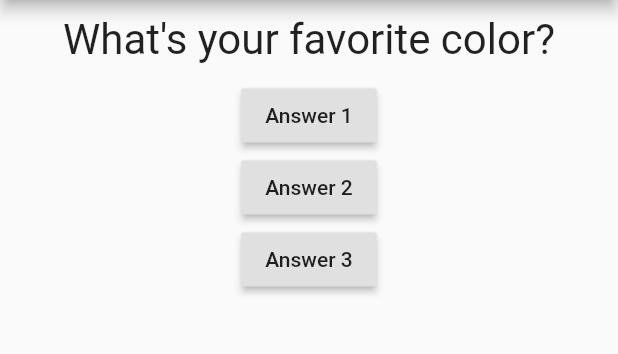
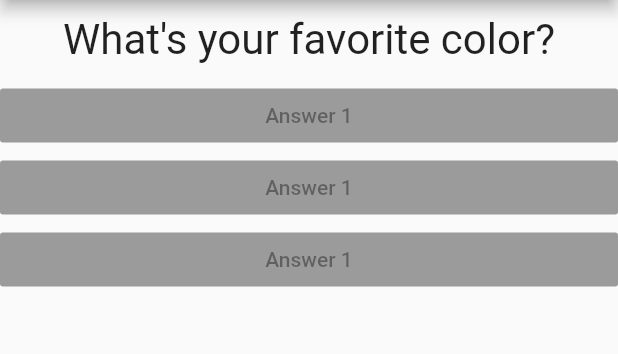
Before and after one commit to JafarSadikGhub/FlutterDevelopment, a Flutter app: the screen it shows after launch, on a phone screen of 412 x 824 dp, the part 84-438 px from its top. Run offline on Flutter 3.47's test engine with Material 2 defaults, Android fonts, the phone set to English and light mode, and no system bars.

Commit message:
main dart v7+answer dart v1

```diff
--- /dev/null
+++ b/flutter_complete_guide/lib/answer.dart
@@ -0,0 +1,16 @@
+import 'package:flutter/material.dart';
+
+
+class Answer extends StatelessWidget {
+  @override
+  Widget build(BuildContext context) {
+    return Container(
+      width: double.infinity,
+      child: RaisedButton(
+              color: Colors.blue,
+              child: Text('Answer 1'),
+              onPressed: null,
+            ),
+    );
+  }
+}
--- a/flutter_complete_guide/lib/main.dart
+++ b/flutter_complete_guide/lib/main.dart
@@ -1,7 +1,7 @@
 import 'package:flutter/cupertino.dart';
 import 'package:flutter/material.dart';
-import 'question.dart';
-
+import './question.dart';
+import './answer.dart';
 /*void main()
  {
     runApp(MyApp());
@@ -44,21 +44,10 @@ class _MyAppState extends State<MyApp> {
             Question(
               questions[_questionIndex],
             ),
-            RaisedButton(
-              child: Text('Answer 1'),
-              onPressed: _answerQuestion,
-            ),
-            RaisedButton(
-              child: Text('Answer 2'),
-              onPressed: () => print('Answer 2 chosen!'),
-            ),
-            RaisedButton(
-              child: Text('Answer 3'),
-              onPressed: () {
-                //...
-                print('Answer 3 chosen');
-              },
-            ),
+
+            Answer(),
+            Answer(),
+            Answer(),
           ],
         ),
       ),
```
